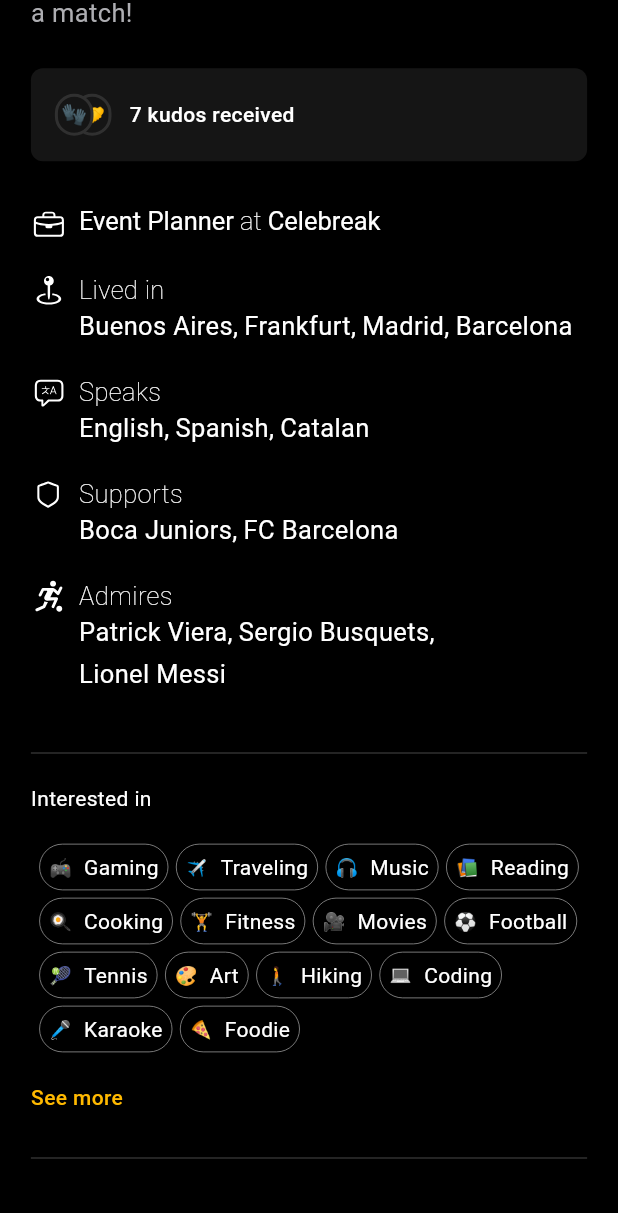
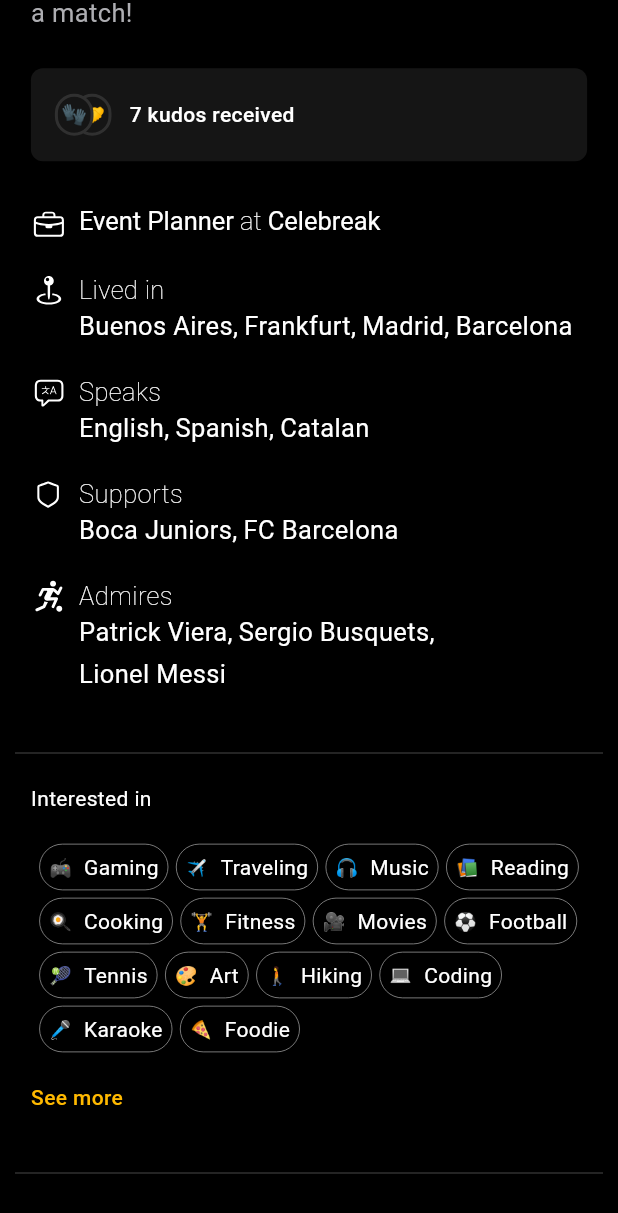
Before and after one commit to vladi2998/celebreak_profile_page, a Flutter app: the screen it shows after launch, scrolled down 419 dp, on a phone screen of 412 x 824 dp. Shown: the top 1213 px of the screen. Run offline on Flutter 3.47's test engine with Material 3 defaults, Android fonts, the phone set to English and light mode, and no system bars; our stand-ins replace eva_icons_flutter, flutter_svg.

Commit message:
create new global horizontal separator widget

```diff
--- a/lib/src/features/profile/presentation/pages/profile_page.dart
+++ b/lib/src/features/profile/presentation/pages/profile_page.dart
@@ -1,4 +1,5 @@
 // lib/src/features/profile/presentation/pages/profile_page.dart
+import 'package:celebreak_profile_page/src/features/profile/presentation/widgets/horizontal_separator.dart';
 import 'package:celebreak_profile_page/src/features/profile/presentation/widgets/interests_section.dart';
 import 'package:celebreak_profile_page/src/features/profile/presentation/widgets/profile_header.dart';
 import 'package:celebreak_profile_page/src/features/profile/presentation/widgets/user_info_section.dart';
@@ -10,23 +11,28 @@ class ProfilePage extends StatelessWidget {
   @override
   Widget build(BuildContext context) {
     const double verticalSpace = 10;
-    return const Scaffold(
+    final screenWidth = MediaQuery.of(context).size.width;
+    final separatorWidth = screenWidth - 20;
+
+    return Scaffold(
       body: SingleChildScrollView(
         child: Column(
           crossAxisAlignment: CrossAxisAlignment.start,
           children: [
-            ProfileHeader(key: Key('profile_header')),
-            SizedBox(height: verticalSpace),
+            ProfileHeader(key: const Key('profile_header')),
+            const SizedBox(height: verticalSpace),
             // ---- Scrolleable part ----
-            UserInfoSection(key: Key('user_info')),
-            SizedBox(height: verticalSpace),
+            const UserInfoSection(key: Key('user_info')),
+            const SizedBox(height: verticalSpace),
+            HorizontalSeparator(width: separatorWidth),
             // 3. InterestsSection
-            InterestsSection(),
-            SizedBox(height: verticalSpace),
+            const InterestsSection(),
+            const SizedBox(height: verticalSpace),
+            HorizontalSeparator(width: separatorWidth),
             // 4. FootballSkills
-            SizedBox(height: verticalSpace),
+            const SizedBox(height: verticalSpace),
             // 5. UpcomingGames
-            SizedBox(height: 32),
+            const SizedBox(height: 32),
           ],
         ),
       ),
--- /dev/null
+++ b/lib/src/features/profile/presentation/widgets/horizontal_separator.dart
@@ -0,0 +1,18 @@
+import 'package:flutter/material.dart';
+
+class HorizontalSeparator extends StatelessWidget {
+  const HorizontalSeparator({super.key, this.width = double.infinity});
+
+  final double width;
+
+  @override
+  Widget build(BuildContext context) {
+    return Center(
+      child: Container(
+        width: width,
+        height: 1.0,
+        color: const Color.fromRGBO(48, 48, 48, 1),
+      ),
+    );
+  }
+}
--- a/lib/src/features/profile/presentation/widgets/interests_section.dart
+++ b/lib/src/features/profile/presentation/widgets/interests_section.dart
@@ -30,7 +30,6 @@ class InterestsSection extends StatelessWidget {
     return Column(
       crossAxisAlignment: CrossAxisAlignment.center,
       children: [
-        _buildHorizontalSeparator(screenWidth),
         const SizedBox(height: 20),
         Padding(
           padding: EdgeInsets.symmetric(
@@ -91,17 +90,7 @@ class InterestsSection extends StatelessWidget {
           ),
         ),
         const SizedBox(height: 30),
-        _buildHorizontalSeparator(screenWidth),
       ],
-    );
-  }
-
-  // Helper method for the horizontal separator
-  Widget _buildHorizontalSeparator(double screenWidth) {
-    return Container(
-      width: screenWidth * 0.9, // Match the content width
-      height: 1.0,
-      color: const Color.fromRGBO(48, 48, 48, 1),
     );
   }
 }
```
